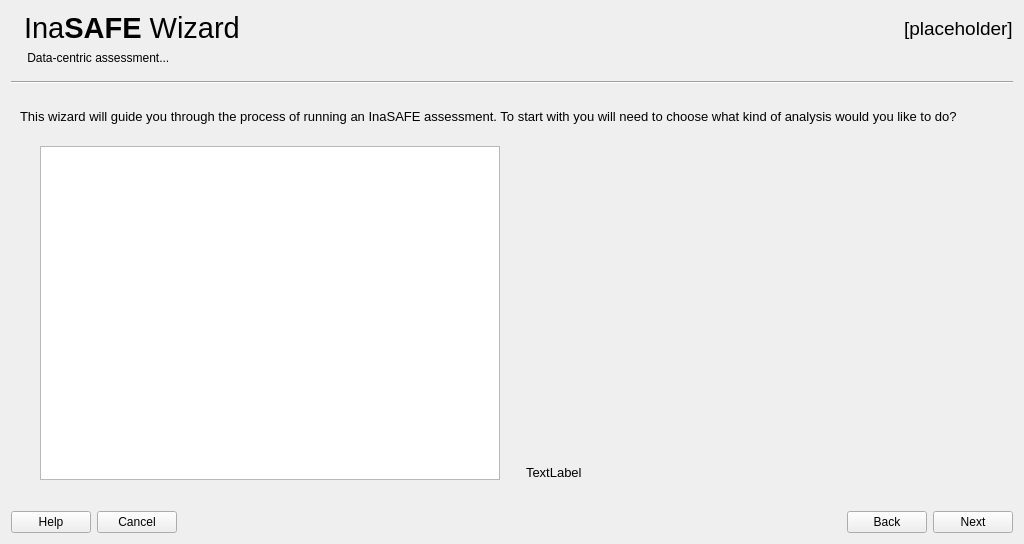
This is safe/gui/ui/wizard_dialog_base.ui in inasafe/inasafe as Qt 5 draws it before an edit. The edited form follows.
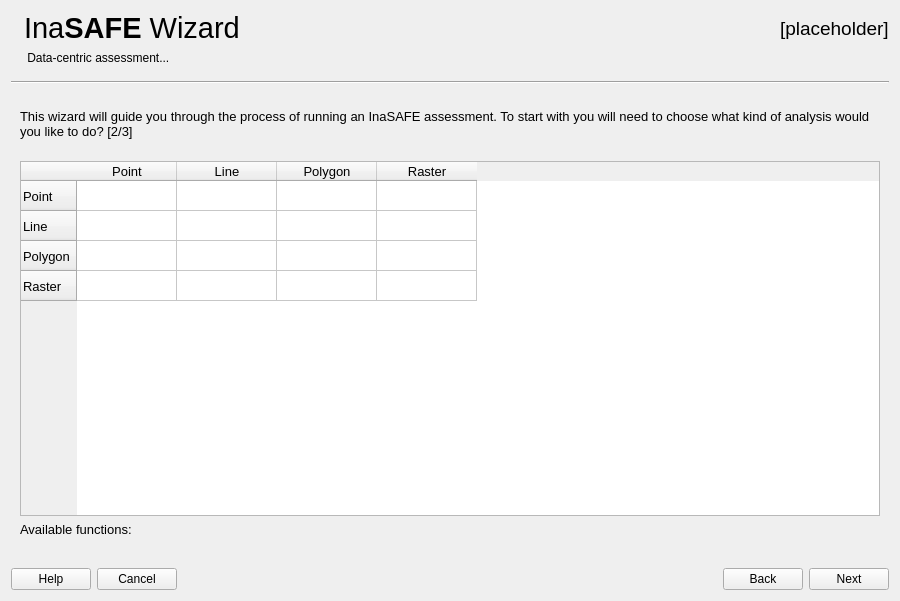
This is the edited form. The open tabs and pages were chosen to show the change. Icons and pictures are not drawn. Custom widgets are drawn as their Qt base class.

Commit message: [IFCW] Impact functions constraint matrices

```diff
--- a/safe/gui/ui/wizard_dialog_base.ui
+++ b/safe/gui/ui/wizard_dialog_base.ui
@@ -6,8 +6,8 @@
    <rect>
     <x>0</x>
     <y>0</y>
-    <width>1024</width>
-    <height>544</height>
+    <width>900</width>
+    <height>601</height>
    </rect>
   </property>
   <property name="sizePolicy">
@@ -1568,6 +1568,237 @@
        </item>
       </layout>
      </widget>
+     <widget class="QWidget" name="page">
+      <layout class="QVBoxLayout" name="verticalLayout_19">
+       <item>
+        <widget class="QLabel" name="lblSelectFunction1">
+         <property name="sizePolicy">
+          <sizepolicy hsizetype="Preferred" vsizetype="Preferred">
+           <horstretch>0</horstretch>
+           <verstretch>0</verstretch>
+          </sizepolicy>
+         </property>
+         <property name="baseSize">
+          <size>
+           <width>0</width>
+           <height>0</height>
+          </size>
+         </property>
+         <property name="styleSheet">
+          <string notr="true">font: 11pt &quot;Ubuntu&quot;;</string>
+         </property>
+         <property name="text">
+          <string>&lt;p&gt;This wizard will guide you through the process of running an InaSAFE assessment. To start with you will need to choose what kind of analysis would you like to do? [1/3]&lt;/p&gt;&lt;/body&gt;&lt;/html&gt;</string>
+         </property>
+         <property name="alignment">
+          <set>Qt::AlignLeading|Qt::AlignLeft|Qt::AlignTop</set>
+         </property>
+         <property name="wordWrap">
+          <bool>true</bool>
+         </property>
+        </widget>
+       </item>
+       <item>
+        <spacer name="verticalSpacer_23">
+         <property name="orientation">
+          <enum>Qt::Vertical</enum>
+         </property>
+         <property name="sizeType">
+          <enum>QSizePolicy::Fixed</enum>
+         </property>
+         <property name="sizeHint" stdset="0">
+          <size>
+           <width>20</width>
+           <height>16</height>
+          </size>
+         </property>
+        </spacer>
+       </item>
+       <item>
+        <widget class="QTableWidget" name="tblFunctions1">
+         <property name="selectionMode">
+          <enum>QAbstractItemView::SingleSelection</enum>
+         </property>
+         <row>
+          <property name="text">
+           <string>People</string>
+          </property>
+         </row>
+         <row>
+          <property name="text">
+           <string>Construction</string>
+          </property>
+         </row>
+         <column>
+          <property name="text">
+           <string>Flood</string>
+          </property>
+         </column>
+         <column>
+          <property name="text">
+           <string>Tsunami</string>
+          </property>
+         </column>
+        </widget>
+       </item>
+       <item>
+        <widget class="QLabel" name="lblAvailableFunctions1">
+         <property name="minimumSize">
+          <size>
+           <width>0</width>
+           <height>0</height>
+          </size>
+         </property>
+         <property name="text">
+          <string>Available functions:</string>
+         </property>
+         <property name="alignment">
+          <set>Qt::AlignLeading|Qt::AlignLeft|Qt::AlignTop</set>
+         </property>
+         <property name="wordWrap">
+          <bool>true</bool>
+         </property>
+        </widget>
+       </item>
+       <item>
+        <spacer name="verticalSpacer_28">
+         <property name="orientation">
+          <enum>Qt::Vertical</enum>
+         </property>
+         <property name="sizeType">
+          <enum>QSizePolicy::Fixed</enum>
+         </property>
+         <property name="sizeHint" stdset="0">
+          <size>
+           <width>20</width>
+           <height>16</height>
+          </size>
+         </property>
+        </spacer>
+       </item>
+      </layout>
+     </widget>
+     <widget class="QWidget" name="page_2">
+      <layout class="QVBoxLayout" name="verticalLayout_26">
+       <item>
+        <widget class="QLabel" name="lblSelectFunction2">
+         <property name="sizePolicy">
+          <sizepolicy hsizetype="Preferred" vsizetype="Preferred">
+           <horstretch>0</horstretch>
+           <verstretch>0</verstretch>
+          </sizepolicy>
+         </property>
+         <property name="baseSize">
+          <size>
+           <width>0</width>
+           <height>0</height>
+          </size>
+         </property>
+         <property name="styleSheet">
+          <string notr="true">font: 11pt &quot;Ubuntu&quot;;</string>
+         </property>
+         <property name="text">
+          <string>&lt;p&gt;This wizard will guide you through the process of running an InaSAFE assessment. To start with you will need to choose what kind of analysis would you like to do? [2/3]&lt;/p&gt;&lt;/body&gt;&lt;/html&gt;</string>
+         </property>
+         <property name="alignment">
+          <set>Qt::AlignLeading|Qt::AlignLeft|Qt::AlignTop</set>
+         </property>
+         <property name="wordWrap">
+          <bool>true</bool>
+         </property>
+        </widget>
+       </item>
+       <item>
+        <spacer name="verticalSpacer_32">
+         <property name="orientation">
+          <enum>Qt::Vertical</enum>
+         </property>
+         <property name="sizeType">
+          <enum>QSizePolicy::Fixed</enum>
+         </property>
+         <property name="sizeHint" stdset="0">
+          <size>
+           <width>20</width>
+           <height>16</height>
+          </size>
+         </property>
+        </spacer>
+       </item>
+       <item>
+        <widget class="QTableWidget" name="tblFunctions2">
+         <property name="selectionMode">
+          <enum>QAbstractItemView::SingleSelection</enum>
+         </property>
+         <row>
+          <property name="text">
+           <string>Point</string>
+          </property>
+         </row>
+         <row>
+          <property name="text">
+           <string>Line</string>
+          </property>
+         </row>
+         <row>
+          <property name="text">
+           <string>Polygon</string>
+          </property>
+         </row>
+         <row>
+          <property name="text">
+           <string>Raster</string>
+          </property>
+         </row>
+         <column>
+          <property name="text">
+           <string>Point</string>
+          </property>
+         </column>
+         <column>
+          <property name="text">
+           <string>Line</string>
+          </property>
+         </column>
+         <column>
+          <property name="text">
+           <string>Polygon</string>
+          </property>
+         </column>
+         <column>
+          <property name="text">
+           <string>Raster</string>
+          </property>
+         </column>
+        </widget>
+       </item>
+       <item>
+        <widget class="QLabel" name="lblAvailableFunctions2">
+         <property name="text">
+          <string>Available functions:</string>
+         </property>
+         <property name="wordWrap">
+          <bool>true</bool>
+         </property>
+        </widget>
+       </item>
+       <item>
+        <spacer name="verticalSpacer_35">
+         <property name="orientation">
+          <enum>Qt::Vertical</enum>
+         </property>
+         <property name="sizeType">
+          <enum>QSizePolicy::Fixed</enum>
+         </property>
+         <property name="sizeHint" stdset="0">
+          <size>
+           <width>20</width>
+           <height>16</height>
+          </size>
+         </property>
+        </spacer>
+       </item>
+      </layout>
+     </widget>
      <widget class="QWidget" name="pgF9Function">
       <layout class="QVBoxLayout" name="verticalLayout_9">
        <item>
@@ -1588,7 +1819,7 @@
           <string notr="true">font: 11pt &quot;Ubuntu&quot;;</string>
          </property>
          <property name="text">
-          <string>&lt;p&gt;This wizard will guide you through the process of running an InaSAFE assessment. To start with you will need to choose what kind of analysis would you like to do?&lt;/p&gt;&lt;/body&gt;&lt;/html&gt;</string>
+          <string>&lt;p&gt;This wizard will guide you through the process of running an InaSAFE assessment. To start with you will need to choose what kind of analysis would you like to do? [3/3]&lt;/p&gt;&lt;/body&gt;&lt;/html&gt;</string>
          </property>
          <property name="alignment">
           <set>Qt::AlignLeading|Qt::AlignLeft|Qt::AlignTop</set>
@@ -1632,30 +1863,6 @@
            </property>
           </spacer>
          </item>
-         <item row="0" column="1">
-          <widget class="QTreeWidget" name="treeFunctions">
-           <property name="minimumSize">
-            <size>
-             <width>460</width>
-             <height>99</height>
-            </size>
-           </property>
-           <property name="maximumSize">
-            <size>
-             <width>460</width>
-             <height>16777215</height>
-            </size>
-           </property>
-           <attribute name="headerVisible">
-            <bool>false</bool>
-           </attribute>
-           <column>
-            <property name="text">
-             <string notr="true">1</string>
-            </property>
-           </column>
-          </widget>
-         </item>
          <item row="0" column="2">
           <spacer name="horizontalSpacer_21">
            <property name="orientation">
```
Left out of the diff: 20 changed lines with no effect on the pictures. The commit also changes 1 other file.
